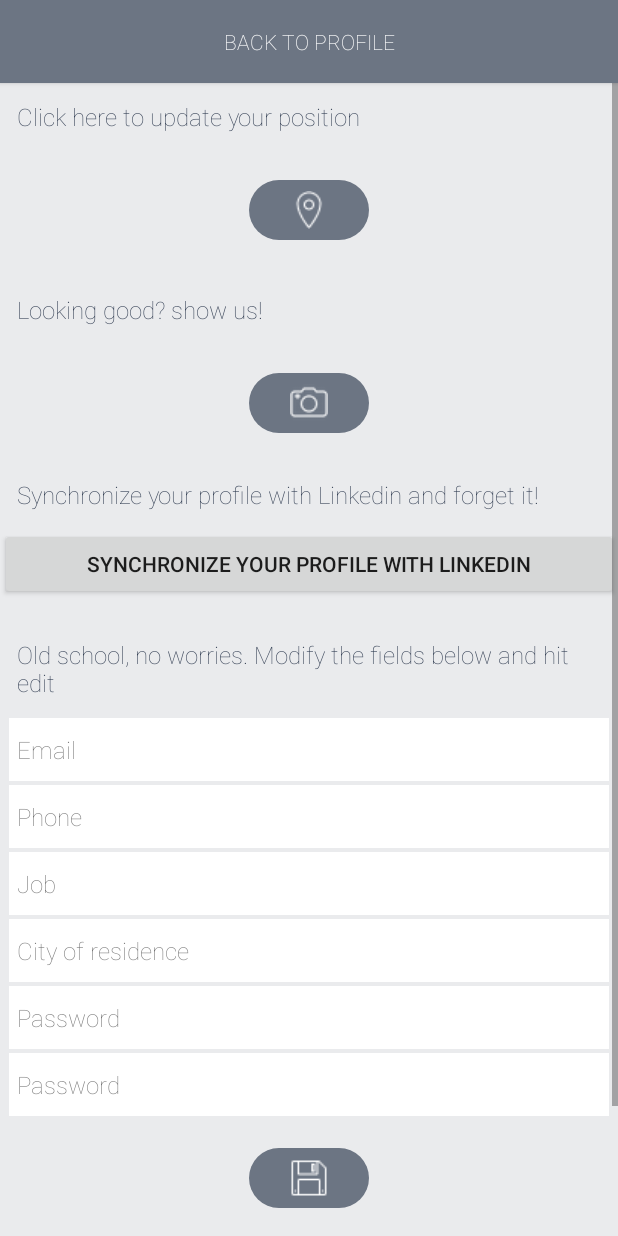
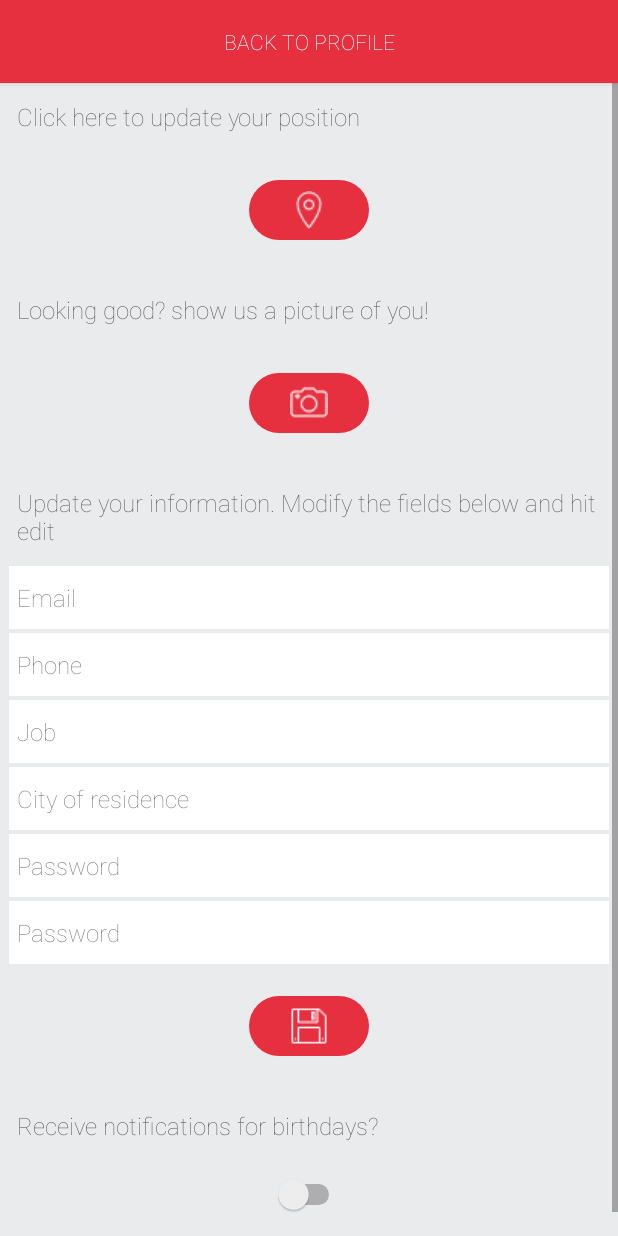
Before and after one commit to FaroAnalytics/Lorange, an Android app: the EditProfileActivity screen opened directly, with no data from a screen before it, on a phone screen of 412 x 824 dp. Run offline under Robolectric (Android 15) with nearby library versions, the light colour scheme and no system bars; our stand-ins replace Volley; network calls fail.

Commit message:
aesthetic changes + polish for publishing

```diff
--- a/app/src/main/java/com/faroanalytics/lorange/BirthdayNotifications.java
+++ b/app/src/main/java/com/faroanalytics/lorange/BirthdayNotifications.java
@@ -85,6 +85,9 @@ public class BirthdayNotifications extends AsyncTask<Void, Alumni, Void> {
         Calendar calendar = Calendar.getInstance();
         calendar.set(Calendar.MONTH, Integer.parseInt(alumni.getBirthDate().substring(5, 7)) - 1);
         calendar.set(Calendar.DAY_OF_MONTH, Integer.parseInt(alumni.getBirthDate().substring(8)));
+        calendar.set(Calendar.HOUR, 0);
+        calendar.set(Calendar.MINUTE, 0);
+        calendar.set(Calendar.SECOND, 1);
 
         while (Calendar.getInstance().getTimeInMillis() > calendar.getTimeInMillis()) {
             calendar.set(Calendar.YEAR, calendar.get(Calendar.YEAR) + 1);
--- a/app/src/main/java/com/faroanalytics/lorange/ClassMapActivity.java
+++ b/app/src/main/java/com/faroanalytics/lorange/ClassMapActivity.java
@@ -142,7 +142,7 @@ public class ClassMapActivity extends FragmentActivity implements OnMapReadyCall
                     mMap.addMarker(new MarkerOptions()
                     .position(values[0].getPosition())
                     .title(values[0].getName() + " >>")
-                    .icon(BitmapDescriptorFactory.fromResource(R.drawable.marker))),
+                    .icon(BitmapDescriptorFactory.fromResource(R.drawable.marker_border_light))),
                     values[0]);
         }
 
--- a/app/src/main/java/com/faroanalytics/lorange/EditDB.java
+++ b/app/src/main/java/com/faroanalytics/lorange/EditDB.java
@@ -47,9 +47,6 @@ public class EditDB extends AsyncTask<String, String, Void> {
     protected void onProgressUpdate(String... values) {
         if (values[0].equals("yes")) {
             Toast.makeText(activity, "Profile successfully edited", Toast.LENGTH_SHORT).show();
-            Intent intent = new Intent(activity, ProfileActivity.class);
-            intent.putExtra("userID", userID);
-            activity.startActivity(intent);
         } else if(values[0].equals("no")) {
             AlertDialog.Builder builder = new AlertDialog.Builder(activity);
             builder.setMessage("Edit failed").setNegativeButton("Retry", null).create().show();
--- a/app/src/main/java/com/faroanalytics/lorange/EditProfileActivity.java
+++ b/app/src/main/java/com/faroanalytics/lorange/EditProfileActivity.java
@@ -3,6 +3,7 @@ package com.faroanalytics.lorange;
 import android.app.Activity;
 import android.app.AlarmManager;
 import android.app.AlertDialog;
+import android.app.NotificationManager;
 import android.app.PendingIntent;
 import android.content.ActivityNotFoundException;
 import android.content.Context;
@@ -147,6 +148,9 @@ public class EditProfileActivity extends AppCompatActivity {
                             "you will now be notified about birthdays", Toast.LENGTH_SHORT).show();
                 } else {
 
+                    NotificationManager notificationManager = (NotificationManager) getSystemService(Context.NOTIFICATION_SERVICE);
+                    notificationManager.cancelAll();
+
                     editor.putBoolean("notifications", false);
                     editor.apply();
 
--- a/app/src/main/java/com/faroanalytics/lorange/MapsActivity.java
+++ b/app/src/main/java/com/faroanalytics/lorange/MapsActivity.java
@@ -44,7 +44,7 @@ public class MapsActivity extends FragmentActivity implements OnMapReadyCallback
     double realPositionLng = 6.633597;
     private EditText address;
     private boolean secure = false;
-    private int ZOOM = 11;
+    private int ZOOM = 13;
 
     @Override
     protected void onCreate(Bundle savedInstanceState) {
@@ -189,7 +189,7 @@ public class MapsActivity extends FragmentActivity implements OnMapReadyCallback
     public void onConnected(@Nullable Bundle bundle) {
         mLocationRequest = LocationRequest.create();
         mLocationRequest.setPriority(LocationRequest.PRIORITY_HIGH_ACCURACY);
-        mLocationRequest.setInterval(300 * 1000);
+        mLocationRequest.setInterval(3600 * 1000);
 
         if (Build.VERSION.SDK_INT >= Build.VERSION_CODES.M) {
             if (ActivityCompat.checkSelfPermission(this, android.Manifest.
--- a/app/src/main/res/drawable/search_field.xml
+++ b/app/src/main/res/drawable/search_field.xml
@@ -6,7 +6,7 @@
     <corners android:radius="20dp"/>
     <stroke
         android:color="@color/buttonBackgroundColor"
-        android:width="1dp">
+        android:width="0dp">
     </stroke>
 
 </shape>
--- a/app/src/main/res/layout/activity_edit_profile.xml
+++ b/app/src/main/res/layout/activity_edit_profile.xml
@@ -22,7 +22,7 @@
         android:text="@string/edit_profile"
         android:id="@+id/bGoProfile" />
 
-    <ScrollView xmlns:android="http://schemas.android.com/apk/res/android"
+    <ScrollView
         android:layout_width="match_parent"
         android:layout_height="match_parent"
         android:layout_weight="1">
@@ -99,29 +99,6 @@
                         android:layout_marginBottom="10dp"
                         android:src="@drawable/camera"
                         android:id="@+id/bCamera" />
-
-                    <TextView
-                        android:layout_width="match_parent"
-                        android:layout_height="wrap_content"
-                        android:textColor="@color/standardFontColor"
-                        android:fontFamily="sans-serif-thin"
-                        android:layout_marginLeft="6dp"
-                        android:layout_marginRight="6dp"
-                        android:layout_marginTop="10dp"
-                        android:layout_marginBottom="1dp"
-                        android:paddingTop="10dp"
-                        android:paddingBottom="10dp"
-                        android:paddingLeft="5dp"
-                        android:paddingRight="5dp"
-                        android:textSize="16sp"
-                        android:gravity="left"
-                        android:text="@string/edit_linkedin"
-                        android:id="@+id/tvLinkedinComment" />
-
-                    <Button
-                        android:layout_width="match_parent"
-                        android:layout_height="wrap_content"
-                        android:text="Synchronize your profile with Linkedin"/>
 
                     <TextView
                         android:layout_width="match_parent"
@@ -281,9 +258,11 @@
                     <Switch
                         android:layout_width="wrap_content"
                         android:layout_height="wrap_content"
-                        android:layout_margin="10dp"
+                        android:layout_marginTop="10dp"
+                        android:layout_marginBottom="30dp"
                         android:textOn="On"
                         android:textOff="Off"
+                        android:shadowColor="@color/bottomBackgroundColor"
                         android:id="@+id/sNotification"/>
 
                 </LinearLayout>
--- a/app/src/main/res/layout/activity_login.xml
+++ b/app/src/main/res/layout/activity_login.xml
@@ -50,6 +50,7 @@ tools:context="com.faroanalytics.lorange.LoginActivity">
         android:paddingRight="5dp"
         android:textSize="16sp"
         android:inputType="textEmailAddress"
+        android:gravity="center"
         android:id="@+id/etEmail"
         android:hint="@string/login_email" />
 
@@ -70,6 +71,7 @@ tools:context="com.faroanalytics.lorange.LoginActivity">
         android:textSize="16sp"
         android:id="@+id/etPassword"
         android:inputType="textPassword"
+        android:gravity="center"
         android:hint="@string/login_password" />
 
     <Button
--- a/app/src/main/res/values/colors.xml
+++ b/app/src/main/res/values/colors.xml
@@ -21,8 +21,8 @@
     <!-- faro analytics theme -->
     <color name="bottomBackgroundColor">#eaebed</color>
     <color name="layoutBackgroundColor">#ffffff</color>
-    <color name="buttonBackgroundColor">#6c7583</color>
-    <color name="standardFontColor">#2e3a4f</color>
+    <color name="buttonBackgroundColor">#e62f3f</color>
+    <color name="standardFontColor">#5e5e5e</color>
     <color name="buttonFontColor">#ffffff</color>
     <color name="linkFontColor">#576172</color>
 
--- a/app/src/main/res/values/strings.xml
+++ b/app/src/main/res/values/strings.xml
@@ -8,9 +8,9 @@
     <string name="login_login">Login</string>
 
     <string name="edit_position">Click here to update your position</string>
-    <string name="edit_picture">Looking good? show us!</string>
+    <string name="edit_picture">Looking good? show us a picture of you!</string>
     <string name="edit_linkedin">Synchronize your profile with Linkedin and forget it!</string>
-    <string name="edit_instruction">Old school, no worries. Modify the fields below and hit edit</string>
+    <string name="edit_instruction">Update your information. Modify the fields below and hit edit</string>
     <string name="edit_notifications">Receive notifications for birthdays?</string>
     <string name="edit_firstname">First name</string>
     <string name="edit_lastname">Last name</string>
```
Also changed, not shown: app/src/main/res/drawable/marker.png, app/src/main/res/drawable/marker_border_light.png (added).
